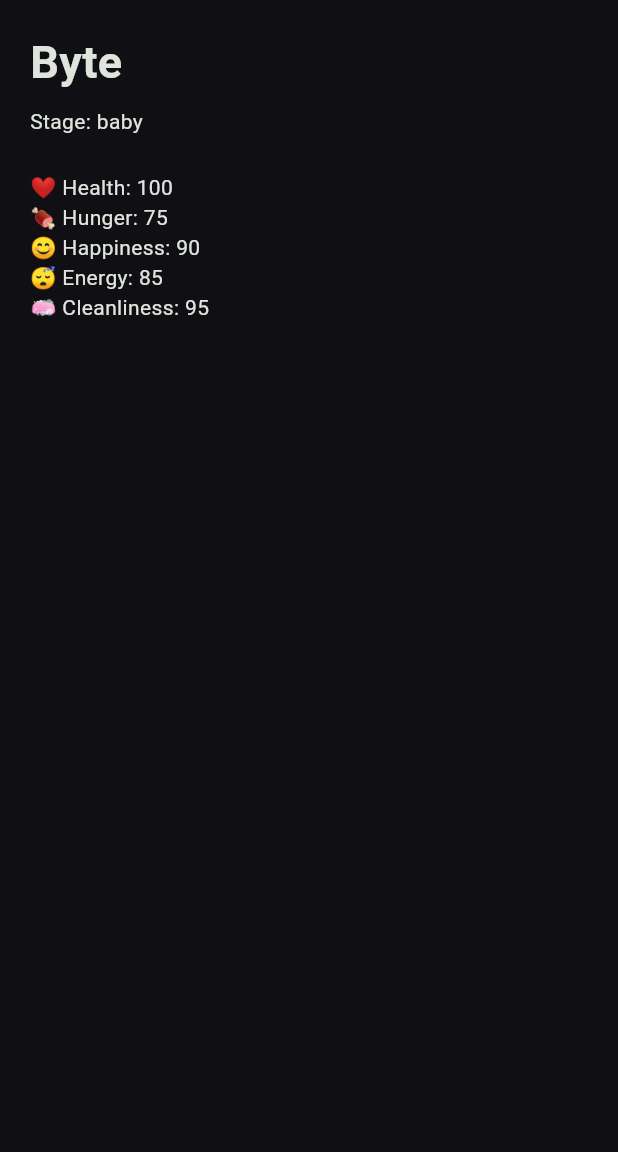
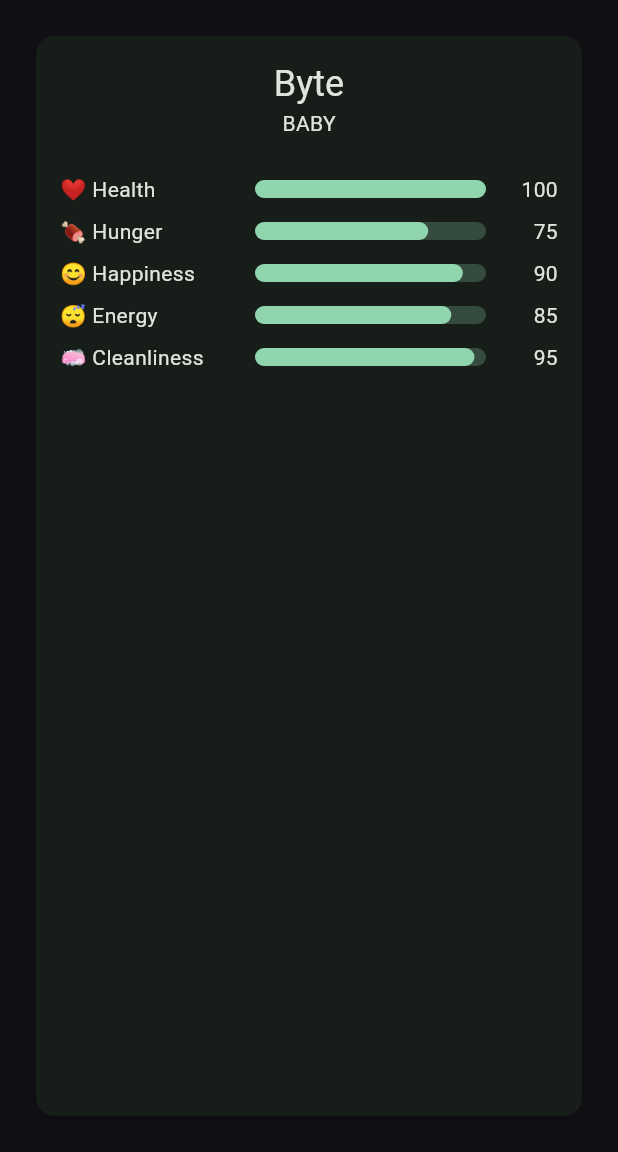
Before and after one commit to fincazerostudio/bytepet, a Flutter app: the screen it shows after launch, on a phone screen of 412 x 824 dp, the part 84-1236 px from its top. Run offline on Flutter 3.47's test engine with Material 3 defaults, Android fonts, the phone set to English and light mode, and no system bars.

Commit message:
Add pet status card to sandbox

```diff
--- a/lib/app/ui/developer_sandbox.dart
+++ b/lib/app/ui/developer_sandbox.dart
@@ -2,6 +2,7 @@ import 'package:flutter/material.dart';
 
 import '../../game/domain/entities/pet.dart';
 import '../../game/domain/entities/stat.dart';
+import 'widgets/pet_status_card.dart';
 
 class DeveloperSandbox extends StatelessWidget {
   const DeveloperSandbox({super.key});
@@ -26,30 +27,7 @@ class DeveloperSandbox extends StatelessWidget {
       ),
       body: Padding(
         padding: const EdgeInsets.all(20),
-        child: Column(
-          crossAxisAlignment: CrossAxisAlignment.start,
-          children: [
-            Text(
-              pet.name,
-              style: const TextStyle(
-                fontSize: 30,
-                fontWeight: FontWeight.bold,
-              ),
-            ),
-
-            const SizedBox(height: 8),
-
-            Text('Stage: ${pet.growthStage.name}'),
-
-            const SizedBox(height: 24),
-
-            Text('❤️ Health: ${pet.health.value}'),
-            Text('🍖 Hunger: ${pet.hunger.value}'),
-            Text('😊 Happiness: ${pet.happiness.value}'),
-            Text('😴 Energy: ${pet.energy.value}'),
-            Text('🧼 Cleanliness: ${pet.cleanliness.value}'),
-          ],
-        ),
+        child: PetStatusCard(pet: pet),
       ),
     );
   }
--- /dev/null
+++ b/lib/app/ui/widgets/pet_status_card.dart
@@ -0,0 +1,70 @@
+import 'package:flutter/material.dart';
+
+import '../../../game/domain/entities/pet.dart';
+
+class PetStatusCard extends StatelessWidget {
+  final Pet pet;
+
+  const PetStatusCard({
+    super.key,
+    required this.pet,
+  });
+
+  Widget stat(String label, int value) {
+    return Padding(
+      padding: const EdgeInsets.symmetric(vertical: 4),
+      child: Row(
+        children: [
+          SizedBox(
+            width: 130,
+            child: Text(label),
+          ),
+          Expanded(
+            child: LinearProgressIndicator(
+              value: value / 100,
+              minHeight: 12,
+              borderRadius: BorderRadius.circular(6),
+            ),
+          ),
+          const SizedBox(width: 12),
+          SizedBox(
+            width: 36,
+            child: Text(
+              '$value',
+              textAlign: TextAlign.end,
+            ),
+          ),
+        ],
+      ),
+    );
+  }
+
+  @override
+  Widget build(BuildContext context) {
+    return Card(
+      child: Padding(
+        padding: const EdgeInsets.all(16),
+        child: Column(
+          children: [
+            Text(
+              pet.name,
+              style: Theme.of(context).textTheme.headlineSmall,
+            ),
+
+            Text(
+              pet.growthStage.name.toUpperCase(),
+            ),
+
+            const SizedBox(height: 20),
+
+            stat("❤️ Health", pet.health.value),
+            stat("🍖 Hunger", pet.hunger.value),
+            stat("😊 Happiness", pet.happiness.value),
+            stat("😴 Energy", pet.energy.value),
+            stat("🧼 Cleanliness", pet.cleanliness.value),
+          ],
+        ),
+      ),
+    );
+  }
+}
```
